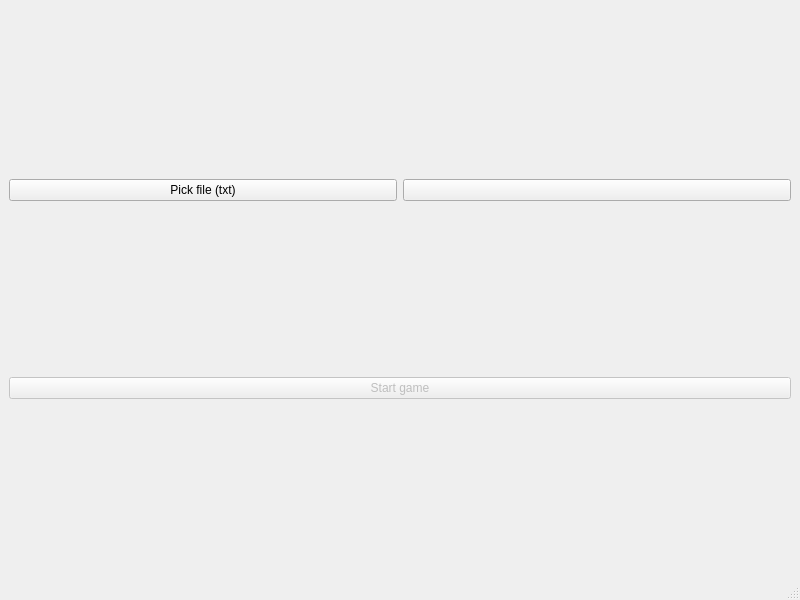
Qt form mainwindow.ui (DriesOlbrechts/QtSnake) before a commit.
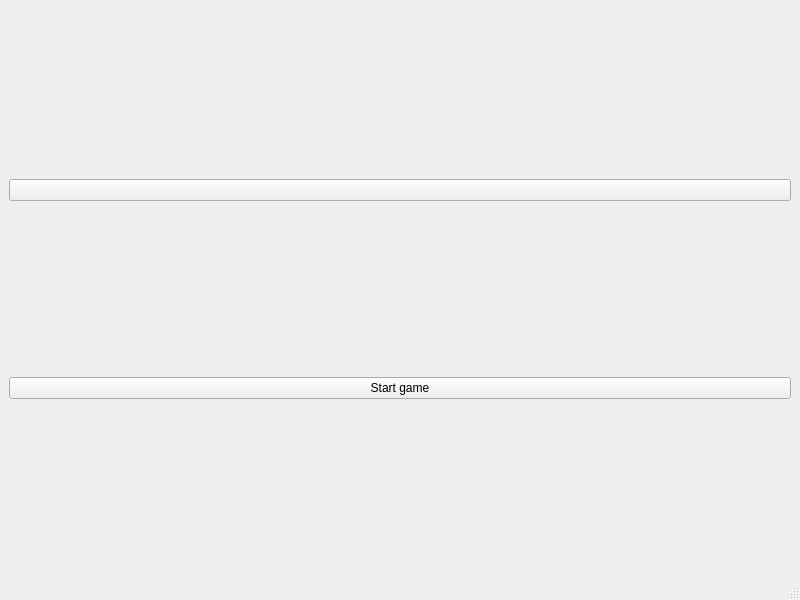
The same form after that commit.

What changed in the file:
```diff
--- a/mainwindow.ui
+++ b/mainwindow.ui
@@ -17,13 +17,6 @@
    <layout class="QGridLayout" name="gridLayout">
     <item row="1" column="0">
      <layout class="QHBoxLayout" name="horizontalLayout">
-      <item>
-       <widget class="QPushButton" name="selectFile">
-        <property name="text">
-         <string>Pick file (txt)</string>
-        </property>
-       </widget>
-      </item>
       <item>
        <widget class="QPushButton" name="colorPicker">
         <property name="text">
@@ -38,7 +31,7 @@
       <item>
        <widget class="QPushButton" name="startGame">
         <property name="enabled">
-         <bool>false</bool>
+         <bool>true</bool>
         </property>
         <property name="text">
          <string>Start game</string>
```
